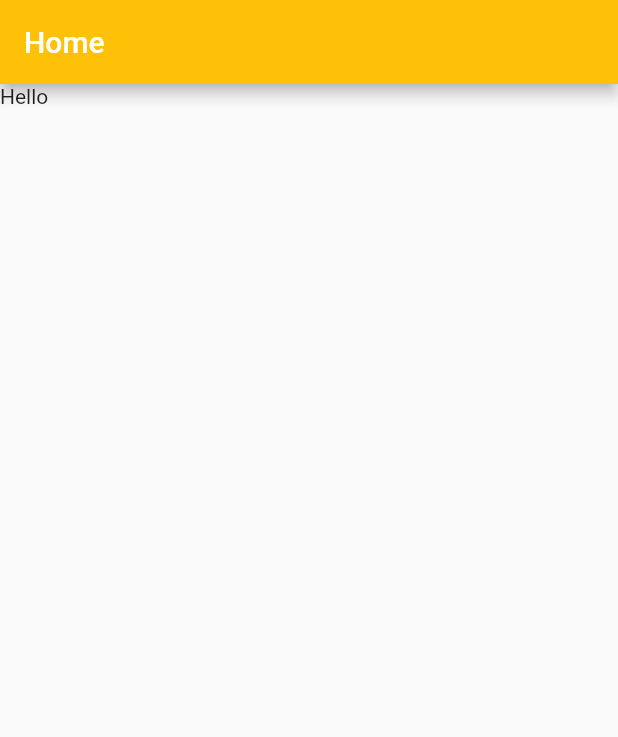
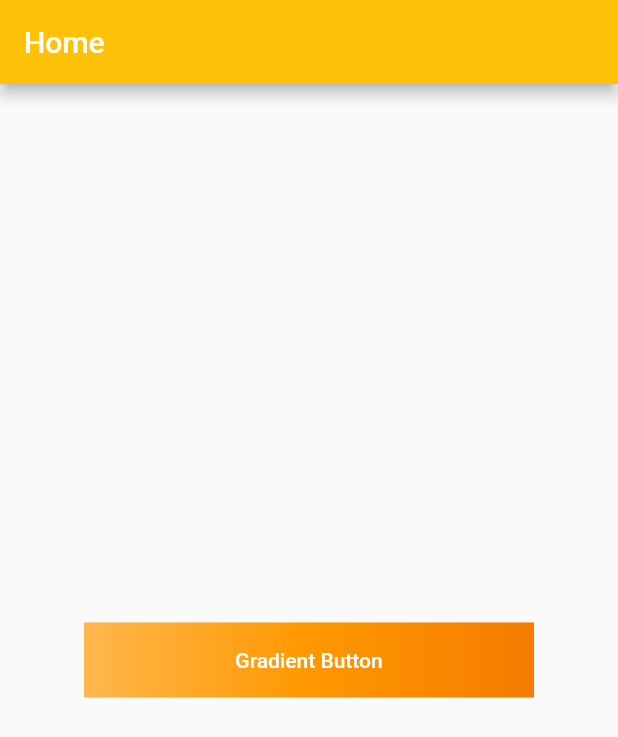
Before and after one commit to Mayakuwa/connect-project, a Flutter app: the screen it shows after launch, on a phone screen of 412 x 824 dp. Shown: the top 737 px of the screen. Run offline on Flutter 3.47's test engine with Material 2 defaults, Android fonts, the phone set to English and light mode, and no system bars.

Commit message:
add button

```diff
--- a/lib/screens/HomeScreen.dart
+++ b/lib/screens/HomeScreen.dart
@@ -12,10 +12,37 @@ class HomeScreen extends StatelessWidget {
         automaticallyImplyLeading: false,
       ),
       body: Column(
+        mainAxisAlignment: MainAxisAlignment.center,
+        crossAxisAlignment: CrossAxisAlignment.center,
         children: [
           Container(
-            child: Text('Hello'),
-          ),
+            alignment: Alignment.center,
+            child: Padding(
+              padding: EdgeInsets.all(20),
+              child: ElevatedButton(
+                child: Container(
+                  alignment: Alignment.center,
+                  width: 300,
+                  height: 50,
+                  decoration: BoxDecoration(
+                    gradient: LinearGradient(
+                      colors: <Color>[
+                        Colors.orange[300],
+                        Colors.orange[500],
+                        Colors.orange[700]
+                      ]
+                    ),
+                  ),
+                  padding: const EdgeInsets.all(10),
+                  child: const Text('Gradient Button', style: TextStyle(color: Colors.white)),
+                ),
+                style: ElevatedButton.styleFrom(
+                  padding: const EdgeInsets.all(0)
+                ),
+              )
+
+            ),
+          )
         ],
       ),
     );
```
Also changed, not shown: lib/screens/AddMember.dart (added).
